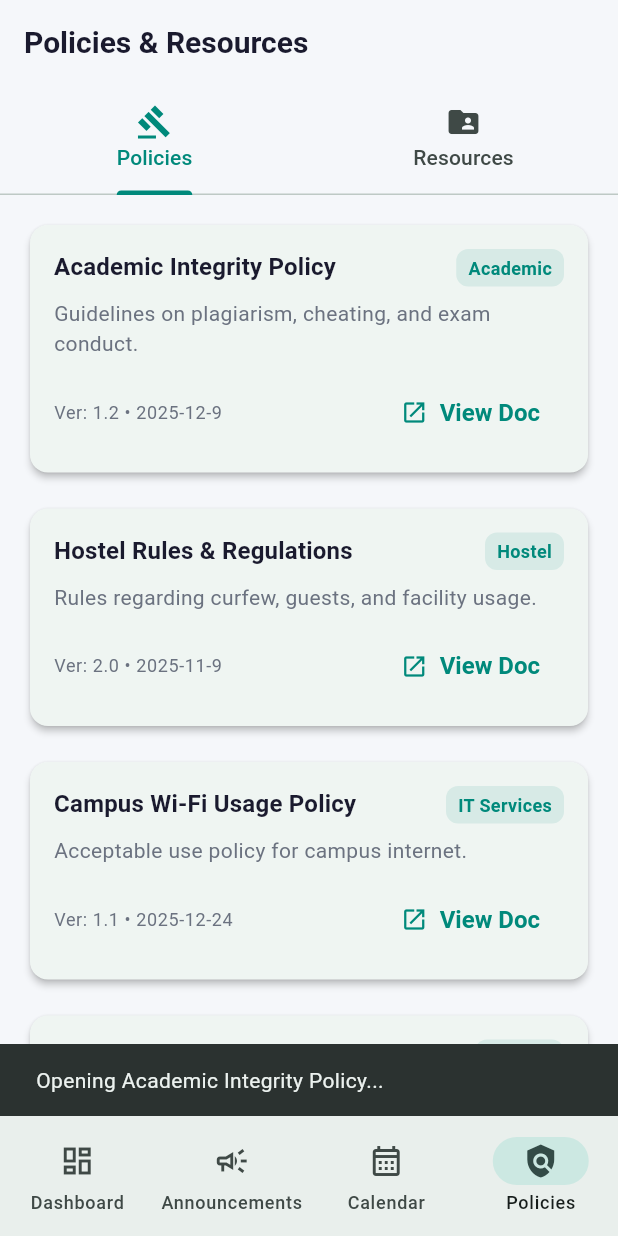
After one commit to Dev-Syndicate/eduhub-cloud, a Flutter app: the screen it shows once a user with an empty profile is signed in, item 4 of the bottom bar chosen, after a tap on "View Doc", on a phone screen of 412 x 824 dp. The commit adds this screen. Run offline on Flutter 3.47's test engine with Material 3 defaults, Android fonts, the phone set to English and light mode, and no system bars; our stand-ins replace cloud_firestore, equatable, firebase_auth, firebase_core, flutter_bloc, go_router and 1 more; accounts and stored records are empty.

Commit message:
module 5

```diff
--- a/lib/core/routing/app_router.dart
+++ b/lib/core/routing/app_router.dart
@@ -7,6 +7,7 @@ import '../../features/announcements/presentation/pages/announcements_page.dart'
 import '../../features/announcements/presentation/pages/calendar_page.dart';
 import '../../features/auth/presentation/pages/login_page.dart';
 import '../../features/auth/presentation/pages/forgot_password_page.dart';
+import '../../features/policies/presentation/pages/policies_page.dart';
 import '../../features/auth/presentation/bloc/auth_bloc.dart';
 import '../../features/auth/presentation/bloc/auth_state.dart';
 import '../../features/auth/presentation/bloc/login_bloc.dart';
@@ -103,6 +104,13 @@ class AppRouter {
                 child: CalendarPage(),
               ),
             ),
+            GoRoute(
+              path: '/policies',
+              name: 'policies',
+              pageBuilder: (context, state) => const NoTransitionPage(
+                child: PoliciesPage(),
+              ),
+            ),
           ],
         ),
       ],
@@ -164,6 +172,12 @@ class _MainShellState extends State<MainShell> {
       selectedIcon: Icons.calendar_month,
       label: 'Calendar',
       path: '/calendar',
+    ),
+    NavDestination(
+      icon: Icons.policy_outlined,
+      selectedIcon: Icons.policy,
+      label: 'Policies',
+      path: '/policies',
     ),
   ];
 
--- /dev/null
+++ b/lib/features/policies/data/models/policy_model.dart
@@ -0,0 +1,49 @@
+import 'package:equatable/equatable.dart';
+
+class PolicyModel extends Equatable {
+  final String id;
+  final String title;
+  final String category;
+  final String docUrl;
+  final DateTime publishedDate;
+  final String version;
+  final String summary;
+
+  const PolicyModel({
+    required this.id,
+    required this.title,
+    required this.category,
+    required this.docUrl,
+    required this.publishedDate,
+    required this.version,
+    required this.summary,
+  });
+
+  @override
+  List<Object?> get props =>
+      [id, title, category, docUrl, publishedDate, version, summary];
+
+  factory PolicyModel.fromJson(Map<String, dynamic> json) {
+    return PolicyModel(
+      id: json['id'] as String,
+      title: json['title'] as String,
+      category: json['category'] as String,
+      docUrl: json['docUrl'] as String,
+      publishedDate: DateTime.parse(json['publishedDate'] as String),
+      version: json['version'] as String,
+      summary: json['summary'] as String,
+    );
+  }
+
+  Map<String, dynamic> toJson() {
+    return {
+      'id': id,
+      'title': title,
+      'category': category,
+      'docUrl': docUrl,
+      'publishedDate': publishedDate.toIso8601String(),
+      'version': version,
+      'summary': summary,
+    };
+  }
+}
--- /dev/null
+++ b/lib/features/policies/data/models/resource_model.dart
@@ -0,0 +1,42 @@
+import 'package:equatable/equatable.dart';
+
+class ResourceModel extends Equatable {
+  final String id;
+  final String title;
+  final String type; // pdf, sheet, link, calendar
+  final String url;
+  final DateTime? updatedAt;
+
+  const ResourceModel({
+    required this.id,
+    required this.title,
+    required this.type,
+    required this.url,
+    this.updatedAt,
+  });
+
+  @override
+  List<Object?> get props => [id, title, type, url, updatedAt];
+
+  factory ResourceModel.fromJson(Map<String, dynamic> json) {
+    return ResourceModel(
+      id: json['id'] as String,
+      title: json['title'] as String,
+      type: json['type'] as String,
+      url: json['url'] as String,
+      updatedAt: json['updatedAt'] != null
+          ? DateTime.parse(json['updatedAt'] as String)
+          : null,
+    );
+  }
+
+  Map<String, dynamic> toJson() {
+    return {
+      'id': id,
+      'title': title,
+      'type': type,
+      'url': url,
+      'updatedAt': updatedAt?.toIso8601String(),
+    };
+  }
+}
--- /dev/null
+++ b/lib/features/policies/data/repositories/policies_repository.dart
@@ -0,0 +1,91 @@
+import '../models/resource_model.dart';
+import '../models/policy_model.dart';
+
+class PoliciesRepository {
+  Future<List<PolicyModel>> getPolicies() async {
+    // Simulate network delay
+    await Future.delayed(const Duration(milliseconds: 800));
+
+    return [
+      PolicyModel(
+        id: '1',
+        title: 'Academic Integrity Policy',
+        category: 'Academic',
+        docUrl: 'https://docs.google.com/document/d/mock-doc-1',
+        publishedDate: DateTime.now().subtract(const Duration(days: 30)),
+        version: '1.2',
+        summary: 'Guidelines on plagiarism, cheating, and exam conduct.',
+      ),
+      PolicyModel(
+        id: '2',
+        title: 'Hostel Rules & Regulations',
+        category: 'Hostel',
+        docUrl: 'https://docs.google.com/document/d/mock-doc-2',
+        publishedDate: DateTime.now().subtract(const Duration(days: 60)),
+        version: '2.0',
+        summary: 'Rules regarding curfew, guests, and facility usage.',
+      ),
+      PolicyModel(
+        id: '3',
+        title: 'Campus Wi-Fi Usage Policy',
+        category: 'IT Services',
+        docUrl: 'https://docs.google.com/document/d/mock-doc-3',
+        publishedDate: DateTime.now().subtract(const Duration(days: 15)),
+        version: '1.1',
+        summary: 'Acceptable use policy for campus internet.',
+      ),
+      PolicyModel(
+        id: '4',
+        title: 'Student Code of Conduct',
+        category: 'General',
+        docUrl: 'https://docs.google.com/document/d/mock-doc-4',
+        publishedDate: DateTime.now().subtract(const Duration(days: 120)),
+        version: '1.0',
+        summary: 'Behavioral expectations for all students.',
+      ),
+    ];
+  }
+
+  Future<List<ResourceModel>> getResources() async {
+    // Simulate network delay
+    await Future.delayed(const Duration(milliseconds: 800));
+
+    return [
+      ResourceModel(
+        id: '1',
+        title: 'Spring 2026 Exam Timetable',
+        type: 'Sheet',
+        url: 'https://docs.google.com/spreadsheets/d/mock-sheet-1',
+        updatedAt: DateTime.now().subtract(const Duration(days: 2)),
+      ),
+      ResourceModel(
+        id: '2',
+        title: 'Computer Lab Booking Calendar',
+        type: 'Calendar',
+        url: 'https://calendar.google.com/calendar/u/0/embed?src=mock',
+        updatedAt: DateTime.now(),
+      ),
+      ResourceModel(
+        id: '3',
+        title: 'Tuition Fee Structure 2026',
+        type: 'PDF',
+        url: 'https://drive.google.com/file/d/mock-pdf-1',
+        updatedAt: DateTime.now().subtract(const Duration(days: 45)),
+      ),
+      ResourceModel(
+        id: '4',
+        title: 'Campus Map',
+        type: 'Image',
+        url: 'https://drive.google.com/file/d/mock-image-1',
+        updatedAt: DateTime.now().subtract(const Duration(days: 365)),
+      ),
+      ResourceModel(
+        id: '5',
+        title: 'Academic Calendar 2026-27',
+        type: 'PDF',
+        url: 'https://drive.google.com/file/d/mock-pdf-2',
+        updatedAt: DateTime.now().subtract(const Duration(days: 10)),
+      ),
+    ];
+  }
+}
--- /dev/null
+++ b/lib/features/policies/presentation/bloc/policies_bloc.dart
@@ -0,0 +1,53 @@
+import 'package:flutter_bloc/flutter_bloc.dart';
+import '../../data/repositories/policies_repository.dart';
+import '../../data/models/policy_model.dart';
+import '../../data/models/resource_model.dart';
+import 'policies_event.dart';
+import 'policies_state.dart';
+
+class PoliciesBloc extends Bloc<PoliciesEvent, PoliciesState> {
+  final PoliciesRepository _repository;
+
+  PoliciesBloc({required PoliciesRepository repository})
+      : _repository = repository,
+        super(const PoliciesState()) {
+    on<PoliciesStarted>(_onStarted);
+    on<PoliciesRefreshRequested>(_onRefresh);
+  }
+
+  Future<void> _onStarted(
+    PoliciesStarted event,
+    Emitter<PoliciesState> emit,
+  ) async {
+    await _loadData(emit);
+  }
+
+  Future<void> _onRefresh(
+    PoliciesRefreshRequested event,
+    Emitter<PoliciesState> emit,
+  ) async {
+    await _loadData(emit);
+  }
+
+  Future<void> _loadData(Emitter<PoliciesState> emit) async {
+    emit(state.copyWith(status: PoliciesStatus.loading));
+    try {
+      // Load both simultaneously
+      final results = await Future.wait([
+        _repository.getPolicies(),
+        _repository.getResources(),
+      ]);
+
+      emit(state.copyWith(
+        status: PoliciesStatus.success,
+        policies: (results[0] as List).cast<PolicyModel>(),
+        resources: (results[1] as List).cast<ResourceModel>(),
+      ));
+    } catch (e) {
+      emit(state.copyWith(
+        status: PoliciesStatus.failure,
+        errorMessage: e.toString(),
+      ));
+    }
+  }
+}
--- /dev/null
+++ b/lib/features/policies/presentation/bloc/policies_event.dart
@@ -0,0 +1,16 @@
+import 'package:equatable/equatable.dart';
+
+abstract class PoliciesEvent extends Equatable {
+  const PoliciesEvent();
+
+  @override
+  List<Object> get props => [];
+}
+
+class PoliciesStarted extends PoliciesEvent {
+  const PoliciesStarted();
+}
+
+class PoliciesRefreshRequested extends PoliciesEvent {
+  const PoliciesRefreshRequested();
+}
--- /dev/null
+++ b/lib/features/policies/presentation/bloc/policies_state.dart
@@ -0,0 +1,37 @@
+import 'package:equatable/equatable.dart';
+import '../../data/models/policy_model.dart';
+import '../../data/models/resource_model.dart';
+
+enum PoliciesStatus { initial, loading, success, failure }
+
+class PoliciesState extends Equatable {
+  final PoliciesStatus status;
+  final List<PolicyModel> policies;
+  final List<ResourceModel> resources;
+  final String? errorMessage;
+
+  const PoliciesState({
+    this.status = PoliciesStatus.initial,
+    this.policies = const [],
+    this.resources = const [],
+    this.errorMessage,
+  });
+
+  PoliciesState copyWith({
+    PoliciesStatus? status,
+    List<PolicyModel>? policies,
+    List<ResourceModel>? resources,
+    String? errorMessage,
+  }) {
+    return PoliciesState(
+      status: status ?? this.status,
+      policies: policies ?? this.policies,
+      resources: resources ?? this.resources,
+      errorMessage: errorMessage ??
+          this.errorMessage, // Nullable update logic can be tricky, but here we just replace or keep old
+    );
+  }
+
+  @override
+  List<Object?> get props => [status, policies, resources, errorMessage];
+}
--- /dev/null
+++ b/lib/features/policies/presentation/pages/policies_page.dart
@@ -0,0 +1,273 @@
+import 'package:flutter/material.dart';
+import 'package:flutter_bloc/flutter_bloc.dart';
+import '../../../../core/theme/app_colors.dart';
+import '../../data/models/policy_model.dart';
+import '../../data/models/resource_model.dart';
+import '../../data/repositories/policies_repository.dart';
+import '../bloc/policies_bloc.dart';
+import '../bloc/policies_event.dart';
+import '../bloc/policies_state.dart';
+
+class PoliciesPage extends StatelessWidget {
+  const PoliciesPage({super.key});
+
+  @override
+  Widget build(BuildContext context) {
+    return RepositoryProvider(
+      create: (context) => PoliciesRepository(),
+      child: BlocProvider(
+        create: (context) => PoliciesBloc(
+          repository: context.read<PoliciesRepository>(),
+        )..add(const PoliciesStarted()),
+        child: const _PoliciesView(),
+      ),
+    );
+  }
+}
+
+class _PoliciesView extends StatelessWidget {
+  const _PoliciesView();
+
+  @override
+  Widget build(BuildContext context) {
+    return DefaultTabController(
+      length: 2,
+      child: Scaffold(
+        appBar: AppBar(
+          title: const Text('Policies & Resources'),
+          bottom: const TabBar(
+            tabs: [
+              Tab(text: 'Policies', icon: Icon(Icons.gavel)),
+              Tab(text: 'Resources', icon: Icon(Icons.folder_shared)),
+            ],
+          ),
+        ),
+        body: const TabBarView(
+          children: [
+            _PoliciesTab(),
+            _ResourcesTab(),
+          ],
+        ),
+      ),
+    );
+  }
+}
+
+class _PoliciesTab extends StatelessWidget {
+  const _PoliciesTab();
+
+  @override
+  Widget build(BuildContext context) {
+    return BlocBuilder<PoliciesBloc, PoliciesState>(
+      builder: (context, state) {
+        if (state.status == PoliciesStatus.loading) {
+          return const Center(child: CircularProgressIndicator());
+        } else if (state.status == PoliciesStatus.failure) {
+          return Center(child: Text('Error: ${state.errorMessage}'));
+        } else if (state.policies.isEmpty) {
+          return const Center(child: Text('No policies found.'));
+        }
+
+        return ListView.separated(
+          padding: const EdgeInsets.all(16),
+          itemCount: state.policies.length,
+          separatorBuilder: (context, index) => const SizedBox(height: 16),
+          itemBuilder: (context, index) {
+            final policy = state.policies[index];
+            return _PolicyCard(policy: policy);
+          },
+        );
+      },
+    );
+  }
+}
+
+class _PolicyCard extends StatelessWidget {
+  final PolicyModel policy;
+
+  const _PolicyCard({required this.policy});
+
+  @override
+  Widget build(BuildContext context) {
+    return Card(
+      elevation: 2,
+      shape: RoundedRectangleBorder(borderRadius: BorderRadius.circular(12)),
+      child: Padding(
+        padding: const EdgeInsets.all(16),
+        child: Column(
+          crossAxisAlignment: CrossAxisAlignment.start,
+          children: [
+            Row(
+              mainAxisAlignment: MainAxisAlignment.spaceBetween,
+              children: [
+                Expanded(
+                  child: Text(
+                    policy.title,
+                    style: Theme.of(context).textTheme.titleMedium?.copyWith(
+                          fontWeight: FontWeight.bold,
+                        ),
+                  ),
+                ),
+                Container(
+                  padding:
+                      const EdgeInsets.symmetric(horizontal: 8, vertical: 4),
+                  decoration: BoxDecoration(
+                    color: AppColors.primaryColor.withOpacity(0.1),
+                    borderRadius: BorderRadius.circular(8),
+                  ),
+                  child: Text(
+                    policy.category,
+                    style: TextStyle(
+                      fontSize: 12,
+                      color: AppColors.primaryColor,
+                      fontWeight: FontWeight.w600,
+                    ),
+                  ),
+                ),
+              ],
+            ),
+            const SizedBox(height: 8),
+            Text(
+              policy.summary,
+              style: Theme.of(context).textTheme.bodyMedium?.copyWith(
+                    color: AppColors.textSecondary,
+                  ),
+            ),
+            const SizedBox(height: 12),
+            Row(
+              mainAxisAlignment: MainAxisAlignment.spaceBetween,
+              children: [
+                Text(
+                  'Ver: ${policy.version} • ${policy.publishedDate.year}-${policy.publishedDate.month}-${policy.publishedDate.day}',
+                  style: Theme.of(context).textTheme.bodySmall?.copyWith(
+                        color: AppColors.textSecondary,
+                      ),
+                ),
+                TextButton.icon(
+                  onPressed: () {
+                    // In a real app, this would verify the URL works
+                    // launchUrl(Uri.parse(policy.docUrl));
+                    ScaffoldMessenger.of(context).showSnackBar(
+                      SnackBar(content: Text('Opening ${policy.title}...')),
+                    );
+                  },
+                  icon: const Icon(Icons.open_in_new, size: 18),
+                  label: const Text('View Doc'),
+                ),
+              ],
+            ),
+          ],
+        ),
+      ),
+    );
+  }
+}
+
+class _ResourcesTab extends StatelessWidget {
+  const _ResourcesTab();
+
+  @override
+  Widget build(BuildContext context) {
+    return BlocBuilder<PoliciesBloc, PoliciesState>(
+      builder: (context, state) {
+        if (state.status == PoliciesStatus.loading) {
+          return const Center(child: CircularProgressIndicator());
+        } else if (state.status == PoliciesStatus.failure) {
+          return Center(child: Text('Error: ${state.errorMessage}'));
+        } else if (state.resources.isEmpty) {
+          return const Center(child: Text('No resources found.'));
+        }
+
+        return GridView.builder(
+          padding: const EdgeInsets.all(16),
+          gridDelegate: const SliverGridDelegateWithMaxCrossAxisExtent(
+            maxCrossAxisExtent: 300,
+            childAspectRatio: 1.5,
+            crossAxisSpacing: 16,
+            mainAxisSpacing: 16,
+          ),
+          itemCount: state.resources.length,
+          itemBuilder: (context, index) {
+            final resource = state.resources[index];
+            return _ResourceCard(resource: resource);
+          },
+        );
+      },
+    );
+  }
+}
+
+class _ResourceCard extends StatelessWidget {
+  final ResourceModel resource;
+
+  const _ResourceCard({required this.resource});
+
+  @override
+  Widget build(BuildContext context) {
+    IconData icon;
+    Color color;
+
+    switch (resource.type.toLowerCase()) {
+      case 'pdf':
+        icon = Icons.picture_as_pdf;
+        color = Colors.red;
+        break;
+      case 'sheet':
+        icon = Icons.table_chart;
+        color = Colors.green;
+        break;
+      case 'calendar':
+        icon = Icons.calendar_month;
+        color = Colors.blue;
+        break;
+      case 'image':
+        icon = Icons.image;
+        color = Colors.purple;
+        break;
+      default:
+        icon = Icons.link;
+        color = Colors.grey;
+    }
+
+    return Card(
+      elevation: 2,
+      shape: RoundedRectangleBorder(borderRadius: BorderRadius.circular(12)),
+      child: InkWell(
+        onTap: () {
+          // launchUrl(Uri.parse(resource.url));
+          ScaffoldMessenger.of(context).showSnackBar(
+            SnackBar(content: Text('Opening ${resource.title}...')),
+          );
+        },
+        borderRadius: BorderRadius.circular(12),
+        child: Padding(
+          padding: const EdgeInsets.all(16),
+          child: Column(
+            mainAxisAlignment: MainAxisAlignment.center,
+            children: [
+              Icon(icon, size: 40, color: color),
+              const SizedBox(height: 12),
+              Text(
+                resource.title,
+                textAlign: TextAlign.center,
+                style: const TextStyle(
+                  fontWeight: FontWeight.bold,
+                ),
+                maxLines: 2,
+                overflow: TextOverflow.ellipsis,
+              ),
+              const SizedBox(height: 4),
+              Text(
+                resource.type.toUpperCase(),
+                style: Theme.of(context).textTheme.bodySmall?.copyWith(
+                      color: AppColors.textSecondary,
+                      fontWeight: FontWeight.w600,
+                    ),
+              ),
+            ],
+          ),
+        ),
+      ),
+    );
+  }
+}
```
